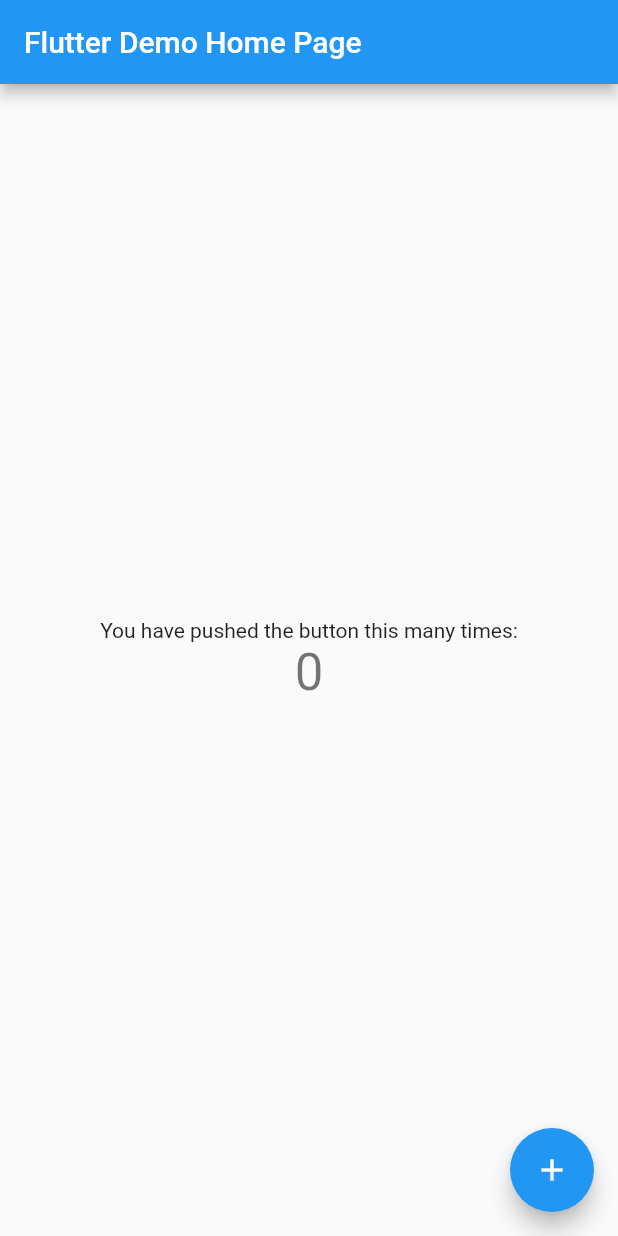
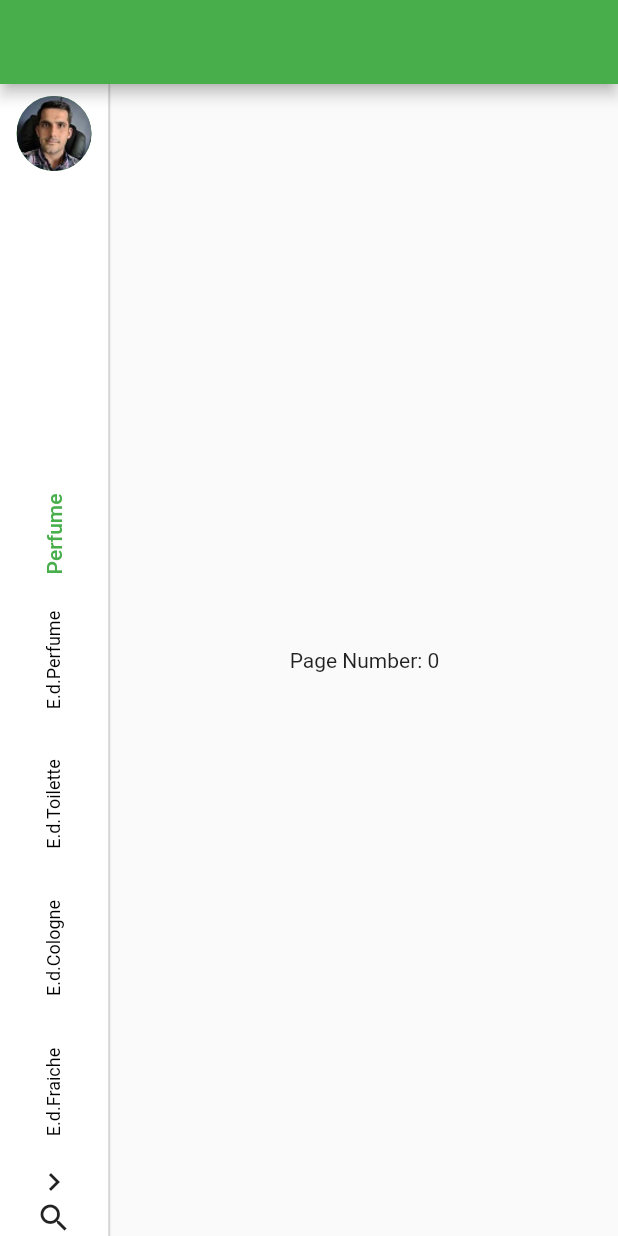
Before and after one commit to mes71/perfume_shop, a Flutter app: the screen it shows after launch, on a phone screen of 412 x 824 dp. Run offline on Flutter 3.47's test engine with Material 2 defaults, Android fonts, the phone set to English and light mode, and no system bars.

Commit message:
feat:  build side menu

```diff
--- a/lib/main.dart
+++ b/lib/main.dart
@@ -1,4 +1,6 @@
 import 'package:flutter/material.dart';
+import 'package:perfume_shop/ui/utils/MyConstant.dart';
+import 'package:perfume_shop/ui/widget/SideMenu.dart';
 
 void main() {
   runApp(const MyApp());
@@ -13,103 +15,49 @@ class MyApp extends StatelessWidget {
     return MaterialApp(
       title: 'Flutter Demo',
       theme: ThemeData(
-        // This is the theme of your application.
-        //
-        // Try running your application with "flutter run". You'll see the
-        // application has a blue toolbar. Then, without quitting the app, try
-        // changing the primarySwatch below to Colors.green and then invoke
-        // "hot reload" (press "r" in the console where you ran "flutter run",
-        // or simply save your changes to "hot reload" in a Flutter IDE).
-        // Notice that the counter didn't reset back to zero; the application
-        // is not restarted.
-        primarySwatch: Colors.blue,
+
+        primarySwatch: myprimaryswatch,
       ),
-      home: const MyHomePage(title: 'Flutter Demo Home Page'),
+      home: Home(),
     );
   }
 }
 
-class MyHomePage extends StatefulWidget {
-  const MyHomePage({Key? key, required this.title}) : super(key: key);
-
-  // This widget is the home page of your application. It is stateful, meaning
-  // that it has a State object (defined below) that contains fields that affect
-  // how it looks.
-
-  // This class is the configuration for the state. It holds the values (in this
-  // case the title) provided by the parent (in this case the App widget) and
-  // used by the build method of the State. Fields in a Widget subclass are
-  // always marked "final".
-
-  final String title;
+class Home extends StatefulWidget {
+  const Home({Key? key}) : super(key: key);
 
   @override
-  State<MyHomePage> createState() => _MyHomePageState();
+  State<Home> createState() => _HomeState();
 }
 
-class _MyHomePageState extends State<MyHomePage> {
-  int _counter = 0;
-
-  void _incrementCounter() {
-    setState(() {
-      // This call to setState tells the Flutter framework that something has
-      // changed in this State, which causes it to rerun the build method below
-      // so that the display can reflect the updated values. If we changed
-      // _counter without calling setState(), then the build method would not be
-      // called again, and so nothing would appear to happen.
-      _counter++;
-    });
-  }
+class _HomeState extends State<Home> {
+  // initialize a index
+  int _selectedIndex = 0;
 
   @override
   Widget build(BuildContext context) {
-    // This method is rerun every time setState is called, for instance as done
-    // by the _incrementCounter method above.
-    //
-    // The Flutter framework has been optimized to make rerunning build methods
-    // fast, so that you can just rebuild anything that needs updating rather
-    // than having to individually change instances of widgets.
     return Scaffold(
-      appBar: AppBar(
-        // Here we take the value from the MyHomePage object that was created by
-        // the App.build method, and use it to set our appbar title.
-        title: Text(widget.title),
-      ),
-      body: Center(
-        // Center is a layout widget. It takes a single child and positions it
-        // in the middle of the parent.
-        child: Column(
-          // Column is also a layout widget. It takes a list of children and
-          // arranges them vertically. By default, it sizes itself to fit its
-          // children horizontally, and tries to be as tall as its parent.
-          //
-          // Invoke "debug painting" (press "p" in the console, choose the
-          // "Toggle Debug Paint" action from the Flutter Inspector in Android
-          // Studio, or the "Toggle Debug Paint" command in Visual Studio Code)
-          // to see the wireframe for each widget.
-          //
-          // Column has various properties to control how it sizes itself and
-          // how it positions its children. Here we use mainAxisAlignment to
-          // center the children vertically; the main axis here is the vertical
-          // axis because Columns are vertical (the cross axis would be
-          // horizontal).
-          mainAxisAlignment: MainAxisAlignment.center,
-          children: <Widget>[
-            const Text(
-              'You have pushed the button this many times:',
-            ),
-            Text(
-              '$_counter',
-              style: Theme.of(context).textTheme.headline4,
-            ),
+      appBar: AppBar(),
+      body: SafeArea(
+        child: Row(
+          children: [
+            // create a navigation rail
+            SideMenu(
+                selectedMenu: _selectedIndex,
+                onSelected: (int index) {
+                  setState(() {
+                    _selectedIndex = index;
+                  });
+                }),
+            const VerticalDivider(thickness: 1, width: 2),
+            Expanded(
+              child: Center(
+                child: Text('Page Number: $_selectedIndex'),
+              ),
+            )
           ],
         ),
       ),
-      floatingActionButton: FloatingActionButton(
-        onPressed: _incrementCounter,
-        tooltip: 'Increment',
-        child: const Icon(Icons.add),
-      ), // This trailing comma makes auto-formatting nicer for build methods.
     );
   }
 }
--- /dev/null
+++ b/lib/ui/utils/MyConstant.dart
@@ -0,0 +1,24 @@
+import 'package:flutter/material.dart';
+
+
+ const MaterialColor myprimaryswatch = MaterialColor(myprimaryswatchPrimaryValue, <int, Color>{
+    50: Color(0xFFE9F5E9),
+    100: Color(0xFFC8E7C9),
+    200: Color(0xFFA4D7A5),
+    300: Color(0xFF7FC681),
+    400: Color(0xFF63BA66),
+    500: Color(myprimaryswatchPrimaryValue),
+    600: Color(0xFF41A744),
+    700: Color(0xFF389D3B),
+    800: Color(0xFF309433),
+    900: Color(0xFF218423),
+});
+ const int myprimaryswatchPrimaryValue = 0xFF48AE4B;
+
+ const MaterialColor myprimaryswatchAccent = MaterialColor(_myprimaryswatchAccentValue, <int, Color>{
+    100: Color(0xFFC2FFC3),
+    200: Color(_myprimaryswatchAccentValue),
+    400: Color(0xFF5CFF5F),
+    700: Color(0xFF42FF46),
+});
+ const int _myprimaryswatchAccentValue = 0xFF8FFF91;
--- /dev/null
+++ b/lib/ui/widget/SideMenu.dart
@@ -0,0 +1,134 @@
+import 'package:flutter/material.dart';
+import 'package:perfume_shop/generated/assets.dart';
+
+class SideMenu extends StatefulWidget {
+  final int selectedMenu;
+  final dynamic Function(int) onSelected;
+
+  const SideMenu(
+      {Key? key, required this.selectedMenu, required this.onSelected})
+      : super(key: key);
+
+  @override
+  State<SideMenu> createState() => _SideMenuState();
+}
+
+class _SideMenuState extends State<SideMenu> {
+  @override
+  Widget build(BuildContext context) {
+    final mTheme = Theme.of(context);
+    final styleMenuSelected =
+        mTheme.textTheme.labelLarge!.copyWith(color: mTheme.primaryColor);
+    final styleMenu = mTheme.textTheme.labelMedium;
+
+    return LayoutBuilder(builder: (context, constraint) {
+      return NavigationRail(
+        leading: GestureDetector(
+          onTap: (){},
+          child: CircleAvatar(
+            backgroundImage: AssetImage(Assets.assetsMava),
+            radius: 25,
+          ),
+        ),
+        trailing: Column(
+          children: [
+            Icon(Icons.chevron_right),
+            Icon(Icons.search),
+
+          ],
+        ),
+        selectedIndex: widget.selectedMenu,
+        elevation: 1,
+        onDestinationSelected: widget.onSelected,
+        labelType: NavigationRailLabelType.none,
+        backgroundColor: Colors.white,
+        destinations: <NavigationRailDestination>[
+          // navigation destinations
+          NavigationRailDestination(
+            icon: RotatedBox(
+                quarterTurns: -1,
+                child: Text(
+                  'Perfume',
+                  style: styleMenu,
+                )),
+            selectedIcon: RotatedBox(
+                quarterTurns: -1,
+                child: Text(
+                  'Perfume',
+                  style: styleMenuSelected,
+                )),
+            label: Text('Perfume'),
+          ),
+          NavigationRailDestination(
+              icon: RotatedBox(
+                  quarterTurns: -1,
+                  child: Text(
+                    'E.d.Perfume',
+                    style: styleMenu,
+                  )),
+              selectedIcon: RotatedBox(
+                  quarterTurns: -1,
+                  child: Text(
+                    'E.d.Perfume',
+                    maxLines: 1,
+                    overflow: TextOverflow.clip,
+                    style: styleMenuSelected,
+                  )),
+              label: Text('E.d.Perfume'),
+              padding: EdgeInsets.symmetric(vertical: 12)),
+          NavigationRailDestination(
+              icon: RotatedBox(
+                  quarterTurns: -1,
+                  child: Text(
+                    'E.d.Toilette',
+                    style: styleMenu,
+                  )),
+              selectedIcon: RotatedBox(
+                  quarterTurns: -1,
+                  child: Text(
+                    'E.d.Toilette',
+                    style: styleMenuSelected,
+                  )),
+              label: Text('E.d.Toilette'),
+              padding: EdgeInsets.symmetric(vertical: 12)),
+          NavigationRailDestination(
+              icon: RotatedBox(
+                  quarterTurns: -1,
+                  child: Text(
+                    'E.d.Cologne',
+                    style: styleMenu,
+                  )),
+              selectedIcon: RotatedBox(
+                  quarterTurns: -1,
+                  child: Text(
+                    'E.d.Cologne',
+                    style: styleMenuSelected,
+                    overflow: TextOverflow.ellipsis,
+                    softWrap: false,
+                  )),
+              label: Text('E.d.Cologne'),
+              padding: EdgeInsets.symmetric(vertical: 12)),
+          NavigationRailDestination(
+              icon: RotatedBox(
+                  quarterTurns: -1,
+                  child: Text(
+                    'E.d.Fraiche',
+                    style: styleMenu,
+                  )),
+              selectedIcon: RotatedBox(
+                  quarterTurns: -1,
+                  child: Text(
+                    'E.d.Fraiche',
+                    style: styleMenuSelected,
+                  )),
+              label: Text('E.d.Fraiche'),
+              padding: EdgeInsets.symmetric(vertical: 12)),
+        ],
+        selectedIconTheme: IconThemeData(color: Colors.white),
+        unselectedIconTheme: IconThemeData(color: Colors.black),
+        selectedLabelTextStyle: TextStyle(color: Colors.white),
+        groupAlignment: 1,
+      );
+    });
+  }
+}
--- a/pubspec.yaml
+++ b/pubspec.yaml
@@ -58,9 +58,9 @@ flutter:
   uses-material-design: true
 
   # To add assets to your application, add an assets section, like this:
-  # assets:
-  #   - images/a_dot_burr.jpeg
-  #   - images/a_dot_ham.jpeg
+  assets:
+     - assets/
+
 
   # An image asset can refer to one or more resolution-specific "variants", see
   # https://flutter.dev/assets-and-images/#resolution-aware
```
Also changed, not shown: assets/mava.jpg (added), lib/generated/assets.dart (added).
